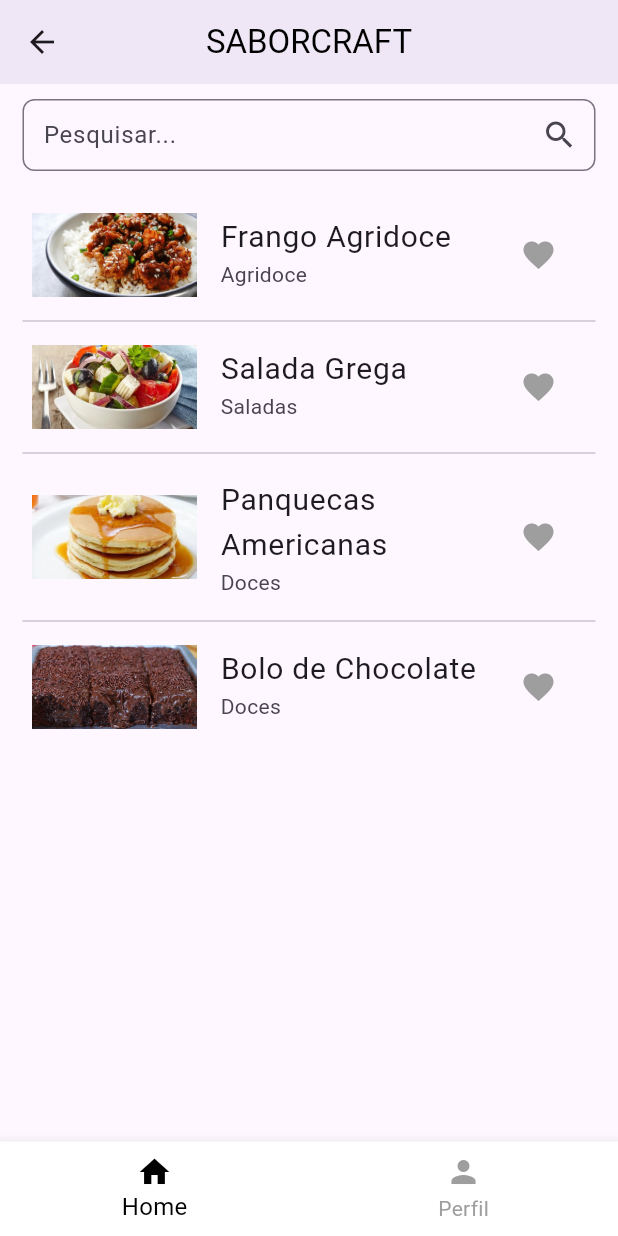
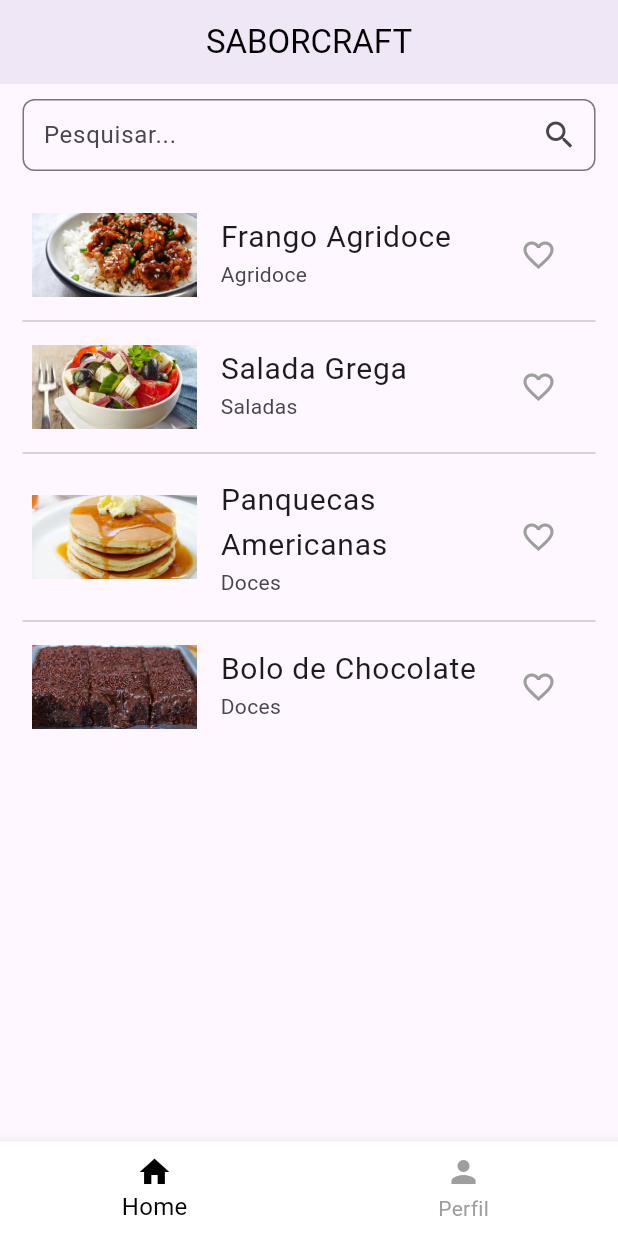
Before and after one commit to jvsmatheus/app_receitas, a Flutter app: the HomePage screen opened directly, on a phone screen of 412 x 824 dp. Run offline on Flutter 3.47's test engine with Material 3 defaults, Android fonts, the phone set to English and light mode, and no system bars; accounts and stored records are empty; statements that could not run were skipped.

```diff
--- a/lib/models/user.dart
+++ b/lib/models/user.dart
@@ -1,13 +1,20 @@
+// lib/models/user.dart
+import 'package:app_receitas/models/recipe.dart';
+
 class User {
-  int? id;
-  String name;
-  String email;
-  String password;
+  final int id;
+  final String name;
+  final String email;
+  final String password;
+  final String description;
+  final List<Recipe> favorites;
 
   User({
-    this.id,
+    required this.id,
     required this.name,
     required this.email,
     required this.password,
+    this.description = '',
+    this.favorites = const [], // Inicializa como lista vazia por padrão
   });
 }
--- a/lib/pages/home.dart
+++ b/lib/pages/home.dart
@@ -1,7 +1,9 @@
 import 'package:app_receitas/widgets/app_bar.dart';
 import 'package:app_receitas/widgets/favorite_recipes.dart';
 import 'package:app_receitas/widgets/menu_bar.dart';
+import 'package:app_receitas/repositories/recipe_repository.dart';
 import 'package:flutter/material.dart';
+import 'package:app_receitas/models/recipe.dart';
 
 class HomePage extends StatefulWidget {
   const HomePage({super.key});
@@ -12,6 +14,17 @@ class HomePage extends StatefulWidget {
 
 class _HomePageState extends State<HomePage> {
   final TextEditingController _searchController = TextEditingController();
+  List<Recipe> _filteredRecipes = RecipeRepository.table; // Lista filtrada
+
+  void _filterRecipes(String query) {
+    final allRecipes = RecipeRepository.table;
+    setState(() {
+      _filteredRecipes = allRecipes
+          .where((recipe) =>
+              recipe.name.toLowerCase().contains(query.toLowerCase()))
+          .toList();
+    });
+  }
 
   @override
   Widget build(BuildContext context) {
@@ -34,7 +47,7 @@ class _HomePageState extends State<HomePage> {
                     suffixIcon: IconButton(
                       icon: const Icon(Icons.search),
                       onPressed: () {
-                        print(_searchController.text);
+                        _filterRecipes(_searchController.text);
                       },
                     ),
                     border: OutlineInputBorder(
@@ -42,12 +55,18 @@ class _HomePageState extends State<HomePage> {
                     ),
                   ),
                   onFieldSubmitted: (value) {
-                    print(value);
+                    _filterRecipes(value);
+                  },
+                  onChanged: (value) {
+                    _filterRecipes(value);
                   },
                 ),
               ),
             ),
-            const Flexible(flex: 5, child: FavoriteRecipes()),
+            Flexible(
+              flex: 5,
+              child: FavoriteRecipes(recipes: _filteredRecipes),
+            ),
           ],
         ),
       ),
--- a/lib/pages/recipe.dart
+++ b/lib/pages/recipe.dart
@@ -31,7 +31,7 @@ class _RecipePageState extends State<RecipePage> {
         appBar: AppBar(
           title: Text(widget.recipe.name),
           elevation: 0, // Remove a sombra da AppBar
-          actions: const [FavoriteButton()],
+          actions: [FavoriteButton(recipe: widget.recipe,)],
         ),
         body: SingleChildScrollView(
           child: Column(
--- a/lib/widgets/favorite_button.dart
+++ b/lib/widgets/favorite_button.dart
@@ -1,26 +1,40 @@
+import 'package:app_receitas/models/recipe.dart';
+import 'package:app_receitas/providers/user_provider.dart';
 import 'package:flutter/material.dart';
+import 'package:provider/provider.dart';
 
 class FavoriteButton extends StatefulWidget {
-  const FavoriteButton({super.key});
+  final Recipe recipe;
+
+  const FavoriteButton({super.key, required this.recipe});
 
   @override
   _FavoriteButtonState createState() => _FavoriteButtonState();
 }
 
 class _FavoriteButtonState extends State<FavoriteButton> {
-  bool _isFavorited = false;
+  late bool _isFavorited;
+
+  @override
+  void initState() {
+    super.initState();
+    final userProvider = Provider.of<UserProvider>(context, listen: false);
+    _isFavorited = userProvider.user?.favorites.contains(widget.recipe) ?? false;
+  }
 
   void _toggleFavorite() {
     setState(() {
       _isFavorited = !_isFavorited;
     });
+    final userProvider = Provider.of<UserProvider>(context, listen: false);
+    userProvider.toggleFavorite(widget.recipe);
   }
 
   @override
   Widget build(BuildContext context) {
     return IconButton(
       icon: Icon(
-        Icons.favorite,
+        _isFavorited ? Icons.favorite : Icons.favorite_border,
         color: _isFavorited ? Colors.red : Colors.grey,
       ),
       onPressed: _toggleFavorite,
--- a/lib/widgets/favorite_recipes.dart
+++ b/lib/widgets/favorite_recipes.dart
@@ -1,43 +1,45 @@
 import 'package:app_receitas/models/recipe.dart';
 import 'package:app_receitas/pages/recipe.dart';
-import 'package:app_receitas/repositories/recipe_repository.dart';
 import 'package:app_receitas/widgets/favorite_button.dart';
 import 'package:flutter/material.dart';
 
 class FavoriteRecipes extends StatefulWidget {
-  const FavoriteRecipes({super.key});
+  final List<Recipe> recipes; // Recebe a lista de receitas para exibir
+
+  const FavoriteRecipes({super.key, required this.recipes});
 
   @override
   State<FavoriteRecipes> createState() => _FavoriteRecipesState();
 }
 
 class _FavoriteRecipesState extends State<FavoriteRecipes> {
-
-   recipeDetails(Recipe recipe) {
-    Navigator.push(context, MaterialPageRoute(builder: (_) => RecipePage(recipe: recipe)));
+  void recipeDetails(Recipe recipe) {
+    Navigator.push(
+      context,
+      MaterialPageRoute(builder: (_) => RecipePage(recipe: recipe)),
+    );
   }
 
   @override
   Widget build(BuildContext context) {
-    final repository = RecipeRepository.table;
-
     return ListView.separated(
-      itemBuilder: (BuildContext context, int recipe) {
+      itemBuilder: (BuildContext context, int index) {
+        final recipe = widget.recipes[index];
         return ListTile(
           leading: SizedBox(
-            width: 110, // Defina uma largura fixa para a imagem
+            width: 110, // Define uma largura fixa para a imagem
             child: Image.asset(
-              repository[recipe].image,
+              recipe.image,
               fit: BoxFit.cover,
             ),
           ),
           title: Text(
-            repository[recipe].name,
+            recipe.name,
             style: const TextStyle(fontSize: 20),
           ),
-          subtitle: Text(repository[recipe].type),
-          trailing: const FavoriteButton(),
-          onTap: () => recipeDetails(repository[recipe]),
+          subtitle: Text(recipe.type),
+          trailing: FavoriteButton(recipe: recipe),
+          onTap: () => recipeDetails(recipe),
         );
       },
       padding: const EdgeInsets.symmetric(vertical: 10, horizontal: 0),
@@ -45,7 +47,7 @@ class _FavoriteRecipesState extends State<FavoriteRecipes> {
         indent: 10,
         endIndent: 10,
       ),
-      itemCount: repository.length,
+      itemCount: widget.recipes.length,
     );
   }
 }
--- a/pubspec.yaml
+++ b/pubspec.yaml
@@ -62,11 +62,8 @@ flutter:
 
   # To add assets to your application, add an assets section, like this:
   assets:
+    # - assets/images/user.jpg
     - assets/images/recipes/
-    # - assets/images/recipes/frango-agridoce.jpg
-    # - assets/images/recipes/salada-grega.png
-    # - assets/images/recipes/panqueca-americana.png
-    # - assets/images/recipes/bolo-chocolate.png
 
   # An image asset can refer to one or more resolution-specific "variants", see
   # https://flutter.dev/assets-and-images/#resolution-aware
```
Also changed, not shown: lib/main.dart (+10 -2 lines), lib/pages/login.dart (+13 -12 lines), lib/pages/profile.dart (+58 -14 lines), lib/providers/user_provider.dart (added, +25 -0 lines), lib/repositories/user_repository.dart (+13 -3 lines), assets/images/recipes/user.jpg (deleted), pubspec.lock.
